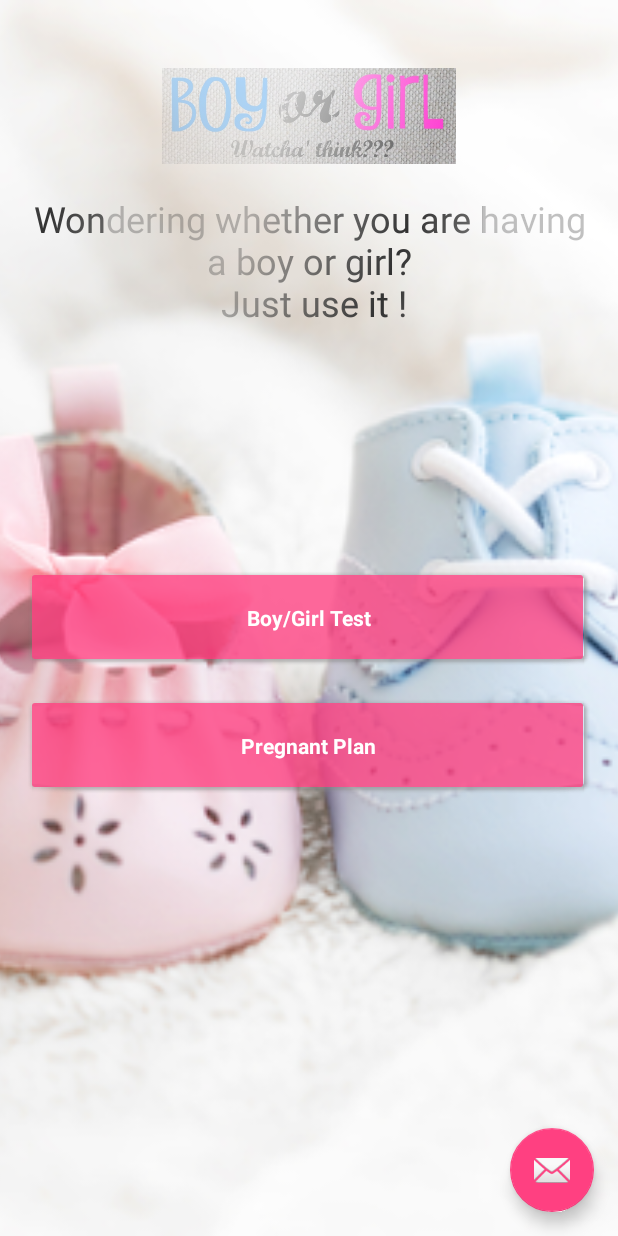
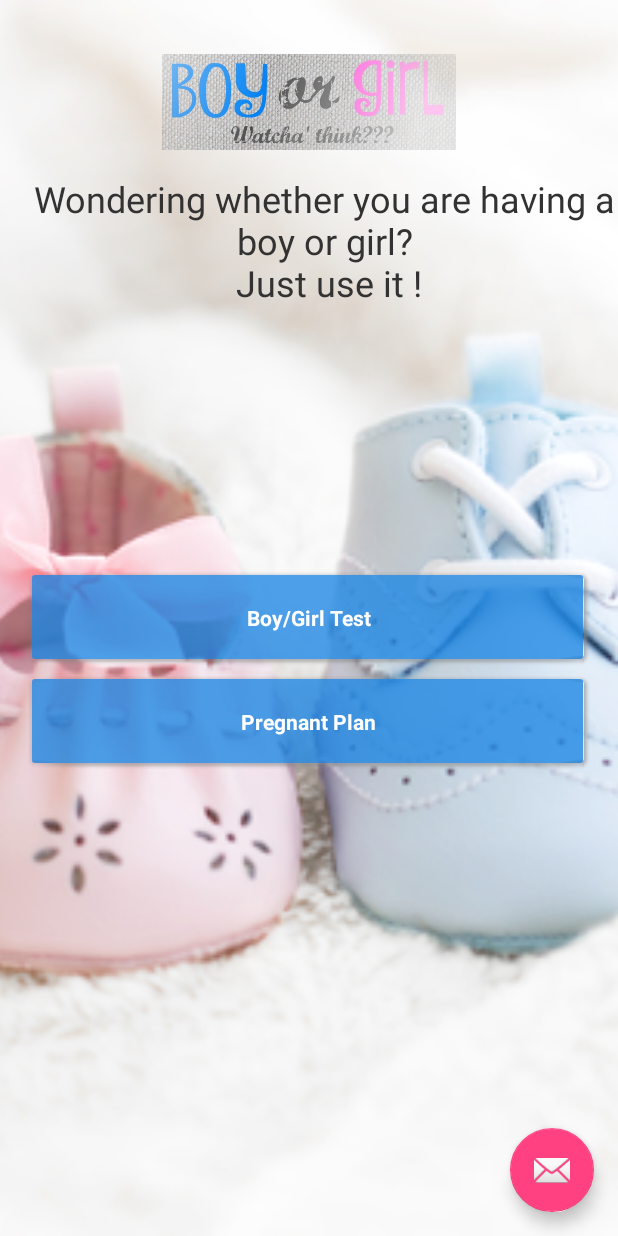
Before and after one commit to icqrx/BabyGender, an Android app: the screen it shows after launch (MainActivity), on a phone screen of 412 x 824 dp. Run offline under Robolectric (Android 15) with nearby library versions, the light colour scheme and no system bars; our stand-ins replace Shimmer.

Commit message:
- FIXed MainACtivity

```diff
--- a/app/src/main/java/com/marknguyen/babygenderpredictor/MainActivity.java
+++ b/app/src/main/java/com/marknguyen/babygenderpredictor/MainActivity.java
@@ -70,7 +70,7 @@ public class MainActivity extends AppCompatActivity {
     protected void onStart() {
         super.onStart();
 
-        selectPreset(0, false);
+       // selectPreset(0, false);
     }
 
     @Override
--- a/app/src/main/res/layout/content_main.xml
+++ b/app/src/main/res/layout/content_main.xml
@@ -9,56 +9,53 @@
     tools:context="com.marknguyen.babygenderpredictor.MainActivity"
     tools:showIn="@layout/activity_main">
 
+
     <ImageView
         android:layout_width="match_parent"
         android:layout_height="match_parent"
         android:scaleType="centerCrop"
         android:src="@drawable/home_predict" />
 
+
     <shimmer.ShimmerFrameLayout
         android:id="@+id/shimmer_view_container"
         android:layout_width="wrap_content"
         android:layout_height="wrap_content"
         android:layout_gravity="center"
-        android:layout_marginTop="45dp"
+        android:layout_marginTop="20dp"
         shimmer:duration="1500">
 
-        <LinearLayout
-            android:layout_width="wrap_content"
-            android:layout_height="wrap_content"
-            android:gravity="center"
-            android:orientation="vertical"
-            >
-
         <ImageView
+            android:id="@+id/sologan"
             android:layout_width="wrap_content"
             android:layout_height="64dp"
-            android:src="@drawable/boy_or_girl"/>
-        <TextView
-            style="@style/thin.white.large"
-            android:layout_width="wrap_content"
-            android:layout_height="wrap_content"
-            android:layout_marginTop="20dp"
-            android:layout_marginLeft="20dp"
-            android:layout_marginRight="20dp"
-            android:layout_marginBottom="20dp"
-            android:gravity="center"
-            android:textColor="@color/mdtp_dark_gray"
-            android:text="@string/text_sologan" />
-        </LinearLayout>
+            android:layout_margin="@dimen/fab_margin"
+            android:src="@drawable/boy_or_girl" />
     </shimmer.ShimmerFrameLayout>
+
+    <TextView
+        style="@style/thin.white.large"
+        android:layout_below="@+id/shimmer_view_container"
+        android:layout_width="wrap_content"
+        android:layout_height="wrap_content"
+        android:layout_marginLeft="20dp"
+        android:gravity="center"
+        android:text="@string/text_sologan"
+        android:textColor="@color/mdtp_dark_gray" />
+
 
     <materialdesign.views.ButtonRectangle
         android:id="@+id/btn_pick_day"
         android:layout_width="match_parent"
         android:layout_height="wrap_content"
         android:layout_centerVertical="true"
-        android:layout_margin="@dimen/fab_margin"
-        android:background="@color/colorAccent"
+        android:layout_marginLeft="@dimen/fab_margin"
+        android:layout_marginRight="@dimen/fab_margin"
+        android:text="@string/text_gender_checker"
         android:textStyle="bold"
-        android:text="@string/text_gender_checker"
 
         />
+
     <materialdesign.views.ButtonRectangle
         android:id="@+id/btn_pick_gender"
         android:layout_width="match_parent"
@@ -66,8 +63,7 @@
         android:layout_below="@+id/btn_pick_day"
         android:layout_marginBottom="@dimen/fab_margin"
         android:layout_marginLeft="@dimen/fab_margin"
-        android:background="@color/colorAccent"
         android:layout_marginRight="@dimen/fab_margin"
-        android:textStyle="bold"
-        android:text="@string/text_pick_gender" />
+        android:text="@string/text_pick_gender"
+        android:textStyle="bold" />
 </RelativeLayout>
```
Also changed, not shown: app/src/main/res/drawable-hdpi/baby.jpg (deleted), app/src/main/res/drawable-xhdpi/baby.jpg (deleted), app/src/main/res/drawable/baby.jpg (deleted), 5 other files.
